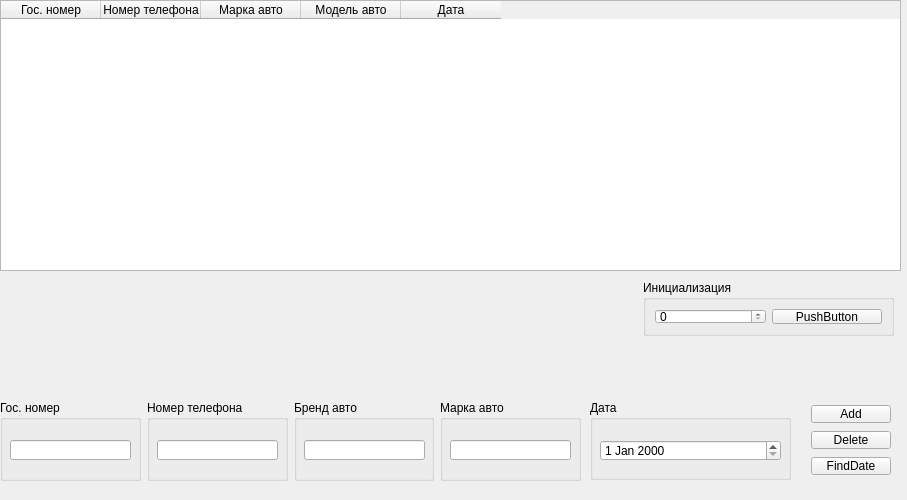
KaraSikDarWin/Kursaaaa, file KursacKirill/mainwindow.ui: the form before one commit.
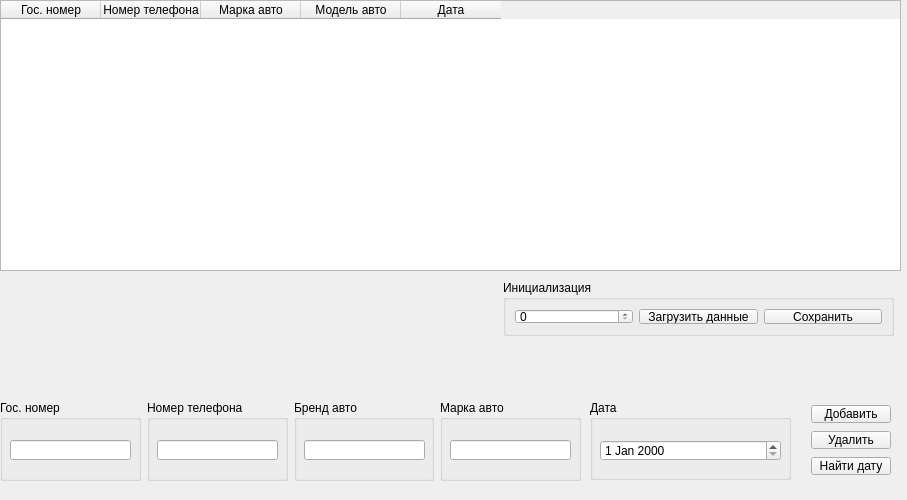
The form after the commit.

The edit to the form file:
```diff
--- a/KursacKirill/mainwindow.ui
+++ b/KursacKirill/mainwindow.ui
@@ -102,9 +102,9 @@
    <widget class="QGroupBox" name="InitialBox">
     <property name="geometry">
      <rect>
-      <x>643</x>
+      <x>503</x>
       <y>280</y>
-      <width>251</width>
+      <width>391</width>
       <height>56</height>
      </rect>
     </property>
@@ -120,7 +120,14 @@
        <item>
         <widget class="QPushButton" name="InitialButton">
          <property name="text">
-          <string>PushButton</string>
+          <string>Загрузить данные</string>
+         </property>
+        </widget>
+       </item>
+       <item>
+        <widget class="QPushButton" name="SaveBtnBtn">
+         <property name="text">
+          <string>Сохранить</string>
          </property>
         </widget>
        </item>
@@ -138,7 +145,7 @@
      </rect>
     </property>
     <property name="text">
-     <string>Add</string>
+     <string>Добавить</string>
     </property>
    </widget>
    <widget class="QGroupBox" name="groupBox_5">
@@ -174,7 +181,7 @@
      </rect>
     </property>
     <property name="text">
-     <string>Delete</string>
+     <string>Удалить</string>
     </property>
    </widget>
    <widget class="QPushButton" name="FindNodeBtn">
@@ -187,10 +194,10 @@
      </rect>
     </property>
     <property name="text">
-     <string>FindDate</string>
+     <string>Найти дату</string>
     </property>
    </widget>
-   <widget class="QWidget" name="">
+   <widget class="QWidget" name="layoutWidget">
     <property name="geometry">
      <rect>
       <x>0</x>
```
